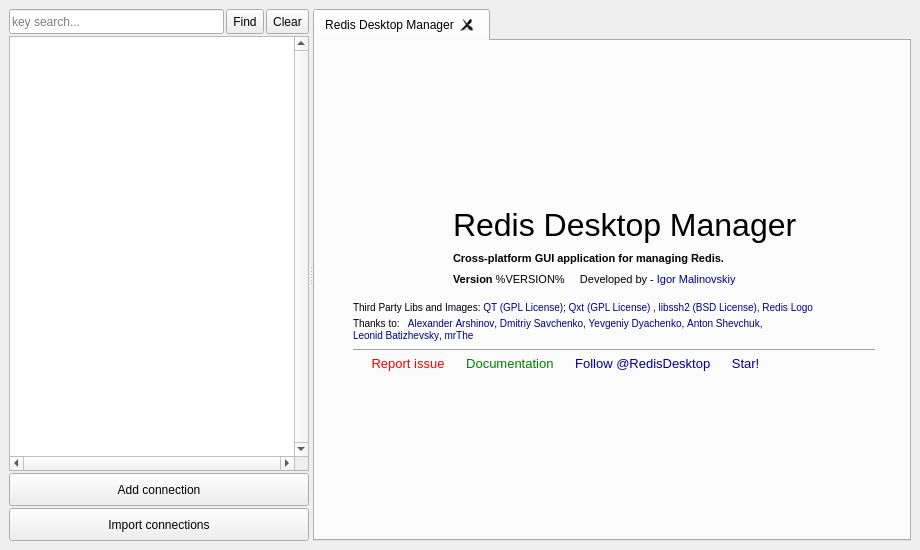
Above: redis-desktop-manager/forms/demo.ui from RedisInsight/RedisDesktopManager before the change. Below: the same form after it.
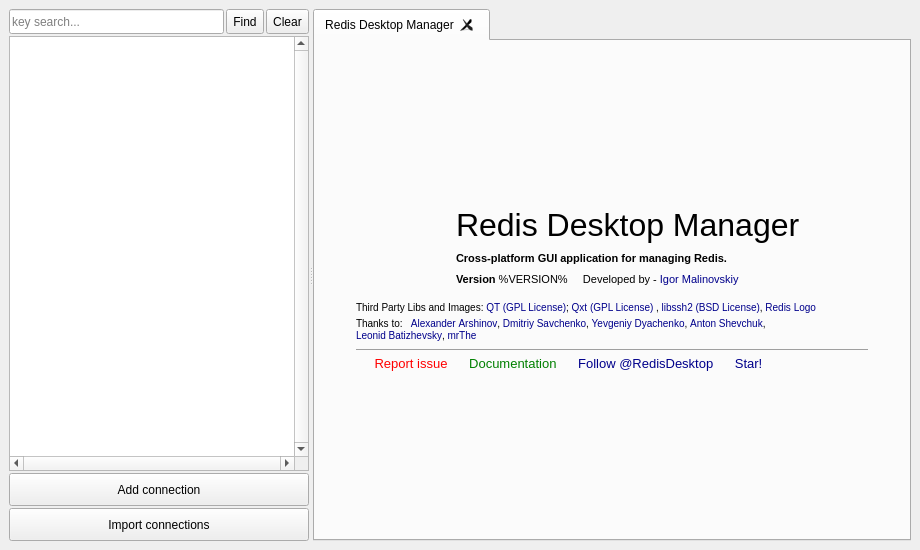
That is the form after the change. Icons and pictures are not drawn.

Patch:
```diff
--- a/redis-desktop-manager/forms/demo.ui
+++ b/redis-desktop-manager/forms/demo.ui
@@ -383,7 +383,7 @@
            </property>
            <property name="minimumSize">
             <size>
-             <width>580</width>
+             <width>570</width>
              <height>255</height>
             </size>
            </property>
@@ -412,10 +412,16 @@
                 <verstretch>0</verstretch>
                </sizepolicy>
               </property>
+              <property name="minimumSize">
+               <size>
+                <width>0</width>
+                <height>190</height>
+               </size>
+              </property>
               <property name="maximumSize">
                <size>
                 <width>16777215</width>
-                <height>170</height>
+                <height>190</height>
                </size>
               </property>
               <property name="baseSize">
@@ -466,7 +472,10 @@
                <enum>Qt::RichText</enum>
               </property>
               <property name="scaledContents">
-               <bool>true</bool>
+               <bool>false</bool>
+              </property>
+              <property name="alignment">
+               <set>Qt::AlignJustify|Qt::AlignVCenter</set>
               </property>
               <property name="openExternalLinks">
                <bool>true</bool>
```
Left out of the diff: 2 changed lines with no effect on the pictures.
